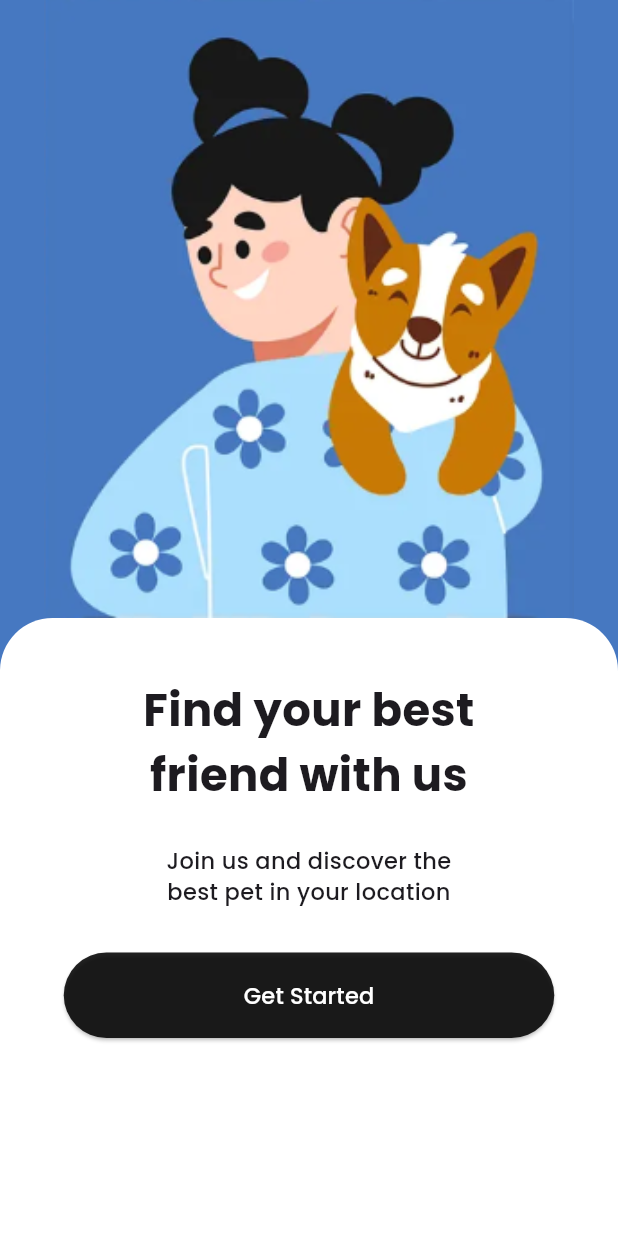
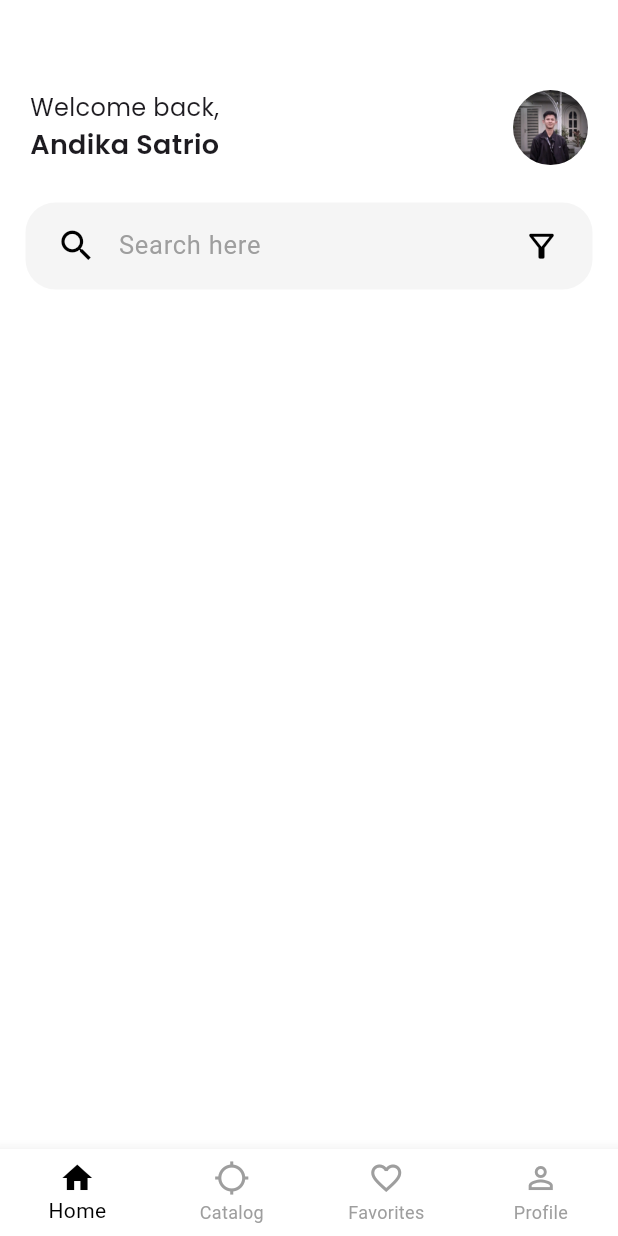
Before and after one commit to andkstrr/PetMarketplaceApp, a Flutter app: the screen it shows after launch, after a tap on "Get Started", on a phone screen of 412 x 824 dp. Run offline on Flutter 3.47's test engine with Material 3 defaults, Android fonts, the phone set to English and light mode, and no system bars; our stand-ins replace google_fonts.

Commit message:
create home page

```diff
--- a/lib/main.dart
+++ b/lib/main.dart
@@ -1,5 +1,5 @@
 import "package:flutter/material.dart";
-import 'package:pet_marketplace_app/welcome.dart';
+import 'package:pet_marketplace_app/pages/welcome.dart';
 
 void main() => runApp(MaterialApp(
   home: PetMarketplaceApp(),
--- /dev/null
+++ b/lib/pages/home.dart
@@ -0,0 +1,96 @@
+import 'package:flutter/material.dart';
+import 'package:google_fonts/google_fonts.dart';
+import '../widgets/search_bar.dart';
+
+class HomePage extends StatefulWidget {
+  const HomePage({super.key});
+
+  @override
+  State<HomePage> createState() => _HomePageState();
+}
+
+class _HomePageState extends State<HomePage> {
+  @override
+  Widget build(BuildContext context) {
+    return Scaffold(
+      backgroundColor: Colors.white,
+      body: SingleChildScrollView(
+        padding: EdgeInsets.only(top: 60),
+        child: Column(
+          children: [
+            Padding(
+              padding: const EdgeInsets.symmetric(horizontal: 20),
+              child: Row(
+                children: [
+                  Column(
+                    children: [
+                      Text(
+                        "Welcome back,",
+                        style: GoogleFonts.poppins(
+                          fontSize: 16,
+                          fontWeight: FontWeight.w400
+                        ),
+                      ),
+                      Text(
+                        "Andika Satrio",
+                        style: GoogleFonts.poppins(
+                          fontSize: 18,
+                          fontWeight: FontWeight.w600
+                        )
+                      )
+                    ],
+                  ),
+                  const Spacer(),
+                  Container(
+                    height: 50,
+                    width: 50,
+                    decoration: BoxDecoration(
+                      shape: BoxShape.circle,
+                      image: const DecorationImage(
+                        image: AssetImage("assets/images/profile.png"),
+                        fit: BoxFit.cover
+                      )
+                    ),
+                  )
+                ],
+              ),
+            ),
+            const SizedBox(height: 25),
+            Padding(
+              padding: const EdgeInsets.symmetric(horizontal: 17),
+              child: const SearchBarWidget(),
+            )
+          ],
+        ),
+      ),
+      bottomNavigationBar: BottomNavigationBar(
+        type: BottomNavigationBarType.fixed,
+        backgroundColor: Colors.white,
+        selectedItemColor: Colors.black,
+        unselectedItemColor: Colors.grey,
+        showUnselectedLabels: true,
+        items: const [
+          BottomNavigationBarItem(
+            icon: Icon(Icons.home_outlined),
+            activeIcon: Icon(Icons.home),
+            label: "Home",
+          ),
+          BottomNavigationBarItem(
+            icon: Icon(Icons.location_searching_sharp),
+            label: "Catalog",
+          ),
+          BottomNavigationBarItem(
+            icon: Icon(Icons.favorite_border),
+            activeIcon: Icon(Icons.favorite),
+            label: "Favorites",
+          ),
+          BottomNavigationBarItem(
+            icon: Icon(Icons.person_outline),
+            activeIcon: Icon(Icons.person),
+            label: "Profile",
+          ),
+        ],
+      ),
+    );
+  }
+}
--- a/lib/welcome.dart
+++ b/lib/pages/welcome.dart
@@ -1,5 +1,6 @@
 import 'package:flutter/material.dart';
 import 'package:google_fonts/google_fonts.dart';
+import 'package:pet_marketplace_app/pages/home.dart';
 
 class WelcomePage extends StatelessWidget {
   const WelcomePage({super.key});
@@ -41,34 +42,40 @@ class WelcomePage extends StatelessWidget {
               ),
               child: Column(
                 children: [
-                  Padding(
-                    padding: const EdgeInsets.symmetric(horizontal: 65, vertical: 20),
-                    child: Column(
-                      children: [
-                        Text(
+                  Column(
+                    children: [
+                      Padding(
+                        padding: const EdgeInsets.symmetric(horizontal: 40, vertical: 10),
+                        child: Text(
                           "Find your best friend with us",
                           textAlign: TextAlign.center,
                           style: GoogleFonts.poppins(
                             fontSize: 30,
-                            fontWeight: FontWeight.w700
+                            fontWeight: FontWeight.w600
                           ),
                         ),
-                        const SizedBox(height: 25),
-                        Text(
+                      ),
+                      const SizedBox(height: 15),
+                      Padding(
+                        padding: const EdgeInsets.symmetric(horizontal: 70),
+                        child: Text(
                           "Join us and discover the best pet in your location",
                           textAlign: TextAlign.center,
                           style: GoogleFonts.poppins(
                             fontSize: 15,
                             fontWeight: FontWeight.w500
                           ),
-                        )
-                      ],
-                    ),
+                        ),
+                      )
+                    ],
                   ),
-                  const SizedBox(height: 10),
+                  const SizedBox(height: 35),
                   ElevatedButton(
                     onPressed: () {
-
+                      Navigator.push(
+                        context,
+                        MaterialPageRoute (builder: (context) => const HomePage())
+                      );
                     },
                     style: ElevatedButton.styleFrom(
                       backgroundColor: Colors.black87,
@@ -78,7 +85,7 @@ class WelcomePage extends StatelessWidget {
                       "Get Started",
                       style: GoogleFonts.poppins(
                         fontSize: 15,
-                        fontWeight: FontWeight.w500,
+                        fontWeight: FontWeight.w600,
                         color: Colors.white
                       ),
                     ),
--- /dev/null
+++ b/lib/widgets/search_bar.dart
@@ -0,0 +1,42 @@
+import 'package:flutter/material.dart';
+
+class SearchBarWidget extends StatelessWidget {
+  const SearchBarWidget({super.key});
+
+  @override
+  Widget build(BuildContext context) {
+    return Container(
+      padding: EdgeInsets.symmetric(horizontal: 10, vertical: 5),
+      decoration: BoxDecoration(
+        color: Colors.grey[100],
+        borderRadius: BorderRadius.circular(20),
+      ),
+      child: TextField(
+        decoration: InputDecoration(
+          contentPadding: EdgeInsets.all(10),
+          hintText: "Search here",
+          hintStyle: TextStyle(
+            fontSize: 17,
+            color: Colors.grey,
+          ),
+          border: InputBorder.none,
+          // prefix icon sebelum hint
+          prefixIcon: Icon(
+            Icons.search,
+            color: Colors.black,
+            size: 27
+          ),
+          // suffix icon setelah hint
+          suffixIcon: IconButton(
+            icon: Icon(
+              Icons.filter_alt_outlined,
+              color: Colors.black,
+              size: 25,
+            ),
+            onPressed: () {},
+          )
+        ),
+      ),
+    );
+  }
+}
```
Also changed, not shown: assets/images/profile.png (added).
